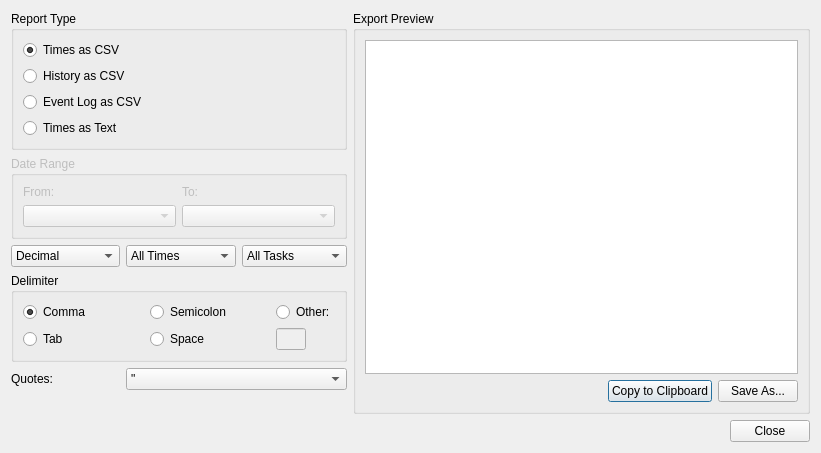
KDE/ktimetracker, file src/dialogs/exportdialog.ui: the form before one commit.
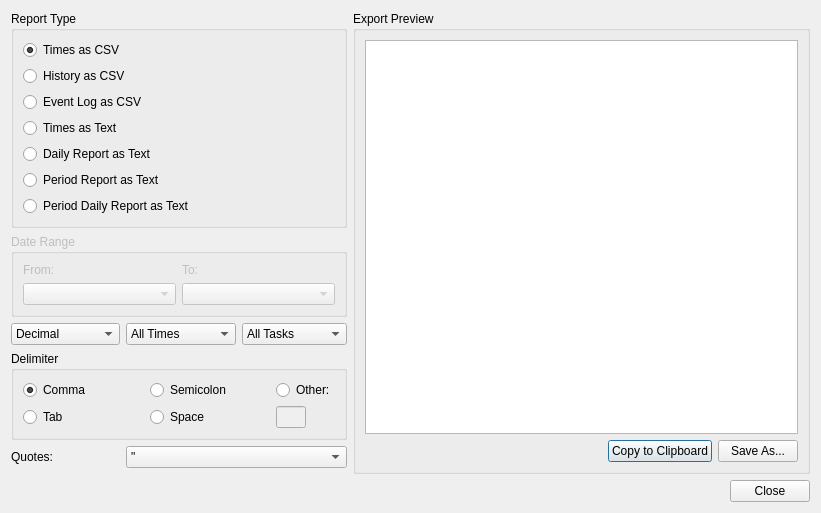
The form after the commit. Icons and pictures are not drawn. Custom widgets are drawn as their Qt base class.

Commit message: Added daily reports

Patch:
```diff
--- a/src/dialogs/exportdialog.ui
+++ b/src/dialogs/exportdialog.ui
@@ -113,6 +113,27 @@
         </property>
        </widget>
       </item>
+      <item>
+       <widget class="QRadioButton" name="radioDailyReport">
+        <property name="text">
+         <string>Daily Report as Text</string>
+        </property>
+       </widget>
+      </item>
+      <item>
+       <widget class="QRadioButton" name="radioPeriodReport">
+        <property name="text">
+         <string>Period Report as Text</string>
+        </property>
+       </widget>
+      </item>
+      <item>
+       <widget class="QRadioButton" name="radioPeriodDailyReport">
+        <property name="text">
+         <string>Period Daily Report as Text</string>
+        </property>
+       </widget>
+      </item>
      </layout>
     </widget>
    </item>
```
The commit also changes 10 other files.
